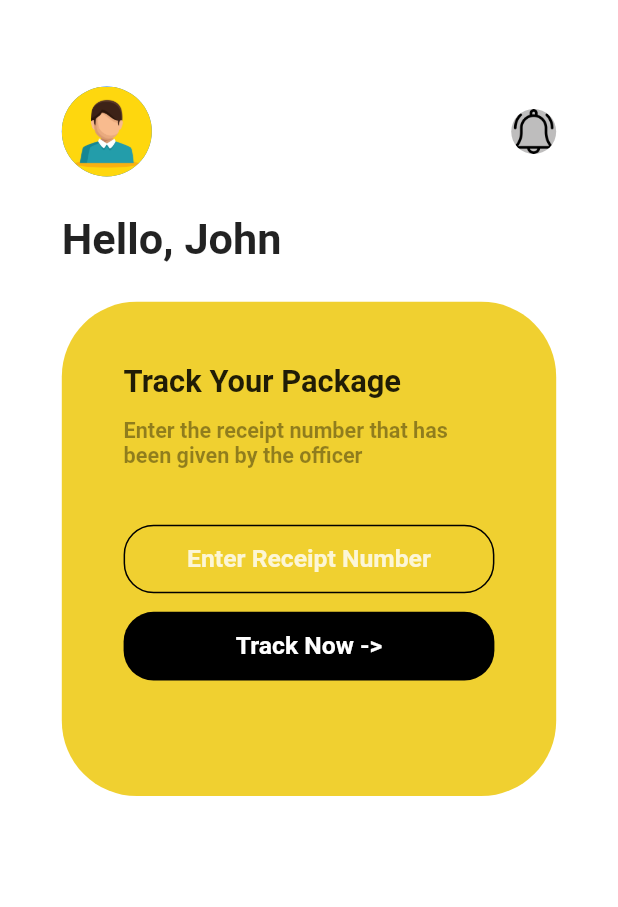
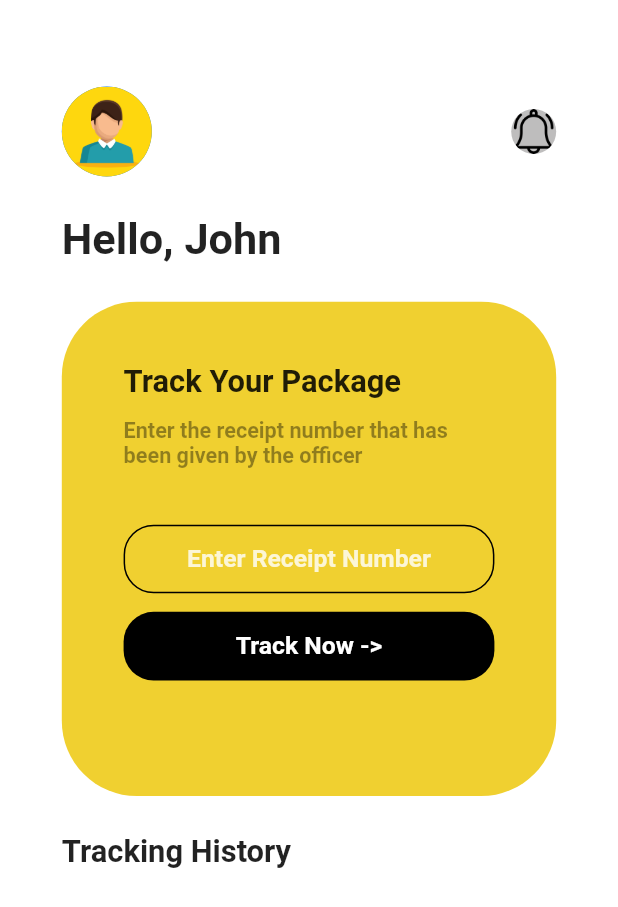
Before and after one commit to Yogabayu/PaketKUv2, a Flutter app: the Dashboard screen opened directly, on a phone screen of 412 x 824 dp. Shown: the top 907 px of the screen. Run offline on Flutter 3.47's test engine with Material 2 defaults, Android fonts, the phone set to English and light mode, and no system bars; our stand-ins replace get, get_storage; accounts and stored records are empty.

Commit message:
tracking history

```diff
--- a/lib/page/dashboard.dart
+++ b/lib/page/dashboard.dart
@@ -175,6 +175,19 @@ class _DashboardState extends State<Dashboard> {
                     ),
                   ],
                 )),
+            SizedBox(
+              height: height * 0.03,
+            ),
+            Container(
+              margin: EdgeInsets.only(left: width * 0.1),
+              child: Text(
+                "Tracking History",
+                style: TextStyle(
+                  fontSize: width * 0.05,
+                  fontWeight: FontWeight.bold,
+                ),
+              ),
+            ),
           ],
         ),
       ),
```
